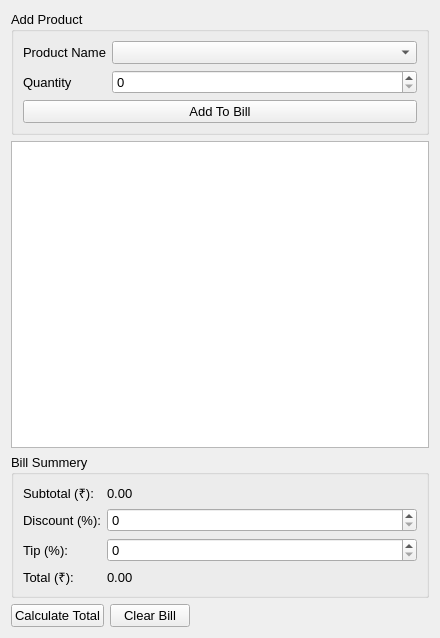
Above: src/ui/bill.ui from Kashinathpat/Inventory-And-Billing before the change. Below: the same form after it.
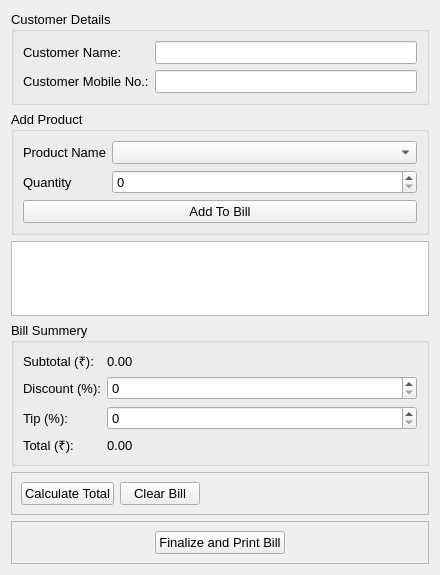
That is the form after the change.

Commit message: added customer info in ui and clear bill logic

The edit to the form file:
```diff
--- a/src/ui/bill.ui
+++ b/src/ui/bill.ui
@@ -7,7 +7,7 @@
     <x>0</x>
     <y>0</y>
     <width>440</width>
-    <height>638</height>
+    <height>575</height>
    </rect>
   </property>
   <property name="font">
@@ -19,6 +19,67 @@
    <string>Form</string>
   </property>
   <layout class="QVBoxLayout" name="verticalLayout">
+   <item>
+    <widget class="QGroupBox" name="groupBox_3">
+     <property name="font">
+      <font>
+       <family>Segoe UI</family>
+       <pointsize>10</pointsize>
+      </font>
+     </property>
+     <property name="title">
+      <string>Customer Details</string>
+     </property>
+     <layout class="QFormLayout" name="formLayout_3">
+      <item row="0" column="0">
+       <widget class="QLabel" name="label_7">
+        <property name="font">
+         <font>
+          <family>Segoe UI</family>
+          <pointsize>10</pointsize>
+         </font>
+        </property>
+        <property name="text">
+         <string>Customer Name:</string>
+        </property>
+       </widget>
+      </item>
+      <item row="0" column="1">
+       <widget class="QLineEdit" name="customerNameEdit">
+        <property name="font">
+         <font>
+          <family>Segoe UI</family>
+          <pointsize>10</pointsize>
+         </font>
+        </property>
+       </widget>
+      </item>
+      <item row="1" column="0">
+       <widget class="QLabel" name="label_8">
+        <property name="font">
+         <font>
+          <family>Segoe UI</family>
+          <pointsize>10</pointsize>
+         </font>
+        </property>
+        <property name="text">
+         <string>Customer Mobile No.:</string>
+        </property>
+       </widget>
+      </item>
+      <item row="1" column="1">
+       <widget class="QLineEdit" name="customerMobileEdit">
+        <property name="font">
+         <font>
+          <family>Segoe UI</family>
+          <pointsize>10</pointsize>
+         </font>
+        </property>
+       </widget>
+      </item>
+     </layout>
+    </widget>
+   </item>
    <item>
     <widget class="QGroupBox" name="groupBox">
      <property name="font">
@@ -223,7 +284,14 @@
     </widget>
    </item>
    <item>
-    <layout class="QHBoxLayout" name="horizontalLayout_2">
+    <widget class="QFrame" name="frame">
+     <property name="frameShape">
+      <enum>QFrame::StyledPanel</enum>
+     </property>
+     <property name="frameShadow">
+      <enum>QFrame::Raised</enum>
+     </property>
+     <layout class="QHBoxLayout" name="horizontalLayout">
      <item>
       <widget class="QPushButton" name="calculateBillButton">
        <property name="font">
@@ -270,6 +338,38 @@
       </spacer>
      </item>
     </layout>
+    </widget>
+   </item>
+   <item>
+    <widget class="QFrame" name="frame_2">
+     <property name="frameShape">
+      <enum>QFrame::StyledPanel</enum>
+     </property>
+     <property name="frameShadow">
+      <enum>QFrame::Raised</enum>
+     </property>
+     <layout class="QHBoxLayout" name="horizontalLayout_2">
+      <item>
+       <widget class="QPushButton" name="finalizeBillButton">
+        <property name="sizePolicy">
+         <sizepolicy hsizetype="Maximum" vsizetype="Fixed">
+          <horstretch>0</horstretch>
+          <verstretch>0</verstretch>
+         </sizepolicy>
+        </property>
+        <property name="font">
+         <font>
+          <family>Segoe UI</family>
+          <pointsize>10</pointsize>
+         </font>
+        </property>
+        <property name="text">
+         <string>Finalize and Print Bill</string>
+        </property>
+       </widget>
+      </item>
+     </layout>
+    </widget>
    </item>
   </layout>
  </widget>
```
Lines whose indentation alone changed are shown as unchanged. The commit also changes 2 other files.
